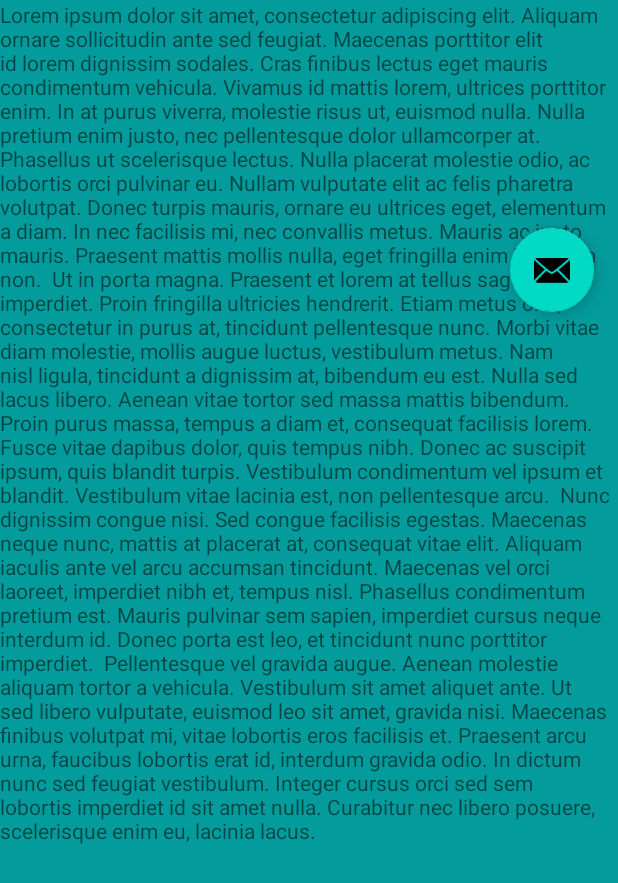
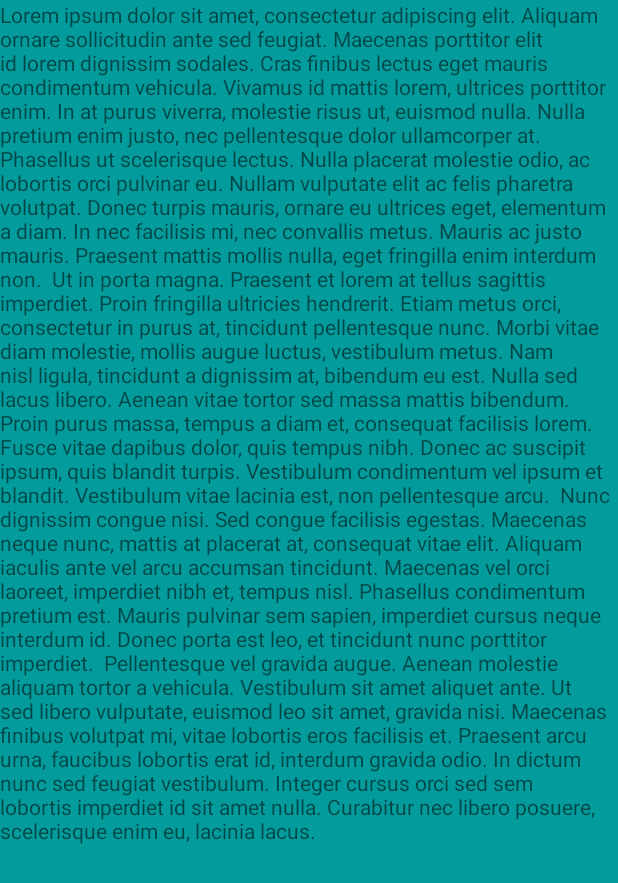
Before and after one commit to Teasine/AppContainer, an Android app: the InfoActivity screen opened directly, with no data from a screen before it, on a phone screen of 412 x 824 dp. Shown: the top 883 px of the screen. Run offline under Robolectric (Android 15) with nearby library versions, the phone set to English and light mode, and no system bars.

Commit message:
Update activity_info.xml

```diff
--- a/AppContainer/app/src/main/res/layout/activity_info.xml
+++ b/AppContainer/app/src/main/res/layout/activity_info.xml
@@ -1,47 +1,12 @@
 <?xml version="1.0" encoding="utf-8"?>
 <androidx.coordinatorlayout.widget.CoordinatorLayout xmlns:android="http://schemas.android.com/apk/res/android"
-    xmlns:app="http://schemas.android.com/apk/res-auto"
     xmlns:tools="http://schemas.android.com/tools"
     android:layout_width="match_parent"
     android:layout_height="match_parent"
     android:fitsSystemWindows="true"
     tools:context=".InfoActivity">
 
-    <com.google.android.material.appbar.AppBarLayout
-        android:id="@+id/app_bar"
-        android:layout_width="match_parent"
-        android:layout_height="@dimen/app_bar_height"
-        android:fitsSystemWindows="true"
-        android:theme="@style/SplashTheme.AppBarOverlay">
-
-        <com.google.android.material.appbar.CollapsingToolbarLayout
-            android:id="@+id/toolbar_layout"
-            android:layout_width="match_parent"
-            android:layout_height="match_parent"
-            android:fitsSystemWindows="true"
-            app:contentScrim="?attr/colorPrimary"
-            app:layout_scrollFlags="scroll|exitUntilCollapsed"
-            app:toolbarId="@+id/toolbar">
-
-            <androidx.appcompat.widget.Toolbar
-                android:id="@+id/toolbar"
-                android:layout_width="match_parent"
-                android:layout_height="?attr/actionBarSize"
-                app:layout_collapseMode="pin"
-                app:popupTheme="@style/SplashTheme.PopupOverlay" />
-
-        </com.google.android.material.appbar.CollapsingToolbarLayout>
-    </com.google.android.material.appbar.AppBarLayout>
-
     <include layout="@layout/content_info" />
 
-    <com.google.android.material.floatingactionbutton.FloatingActionButton
-        android:id="@+id/fab"
-        android:layout_width="wrap_content"
-        android:layout_height="wrap_content"
-        android:layout_margin="@dimen/fab_margin"
-        app:layout_anchor="@id/app_bar"
-        app:layout_anchorGravity="bottom|end"
-        app:srcCompat="@android:drawable/ic_dialog_email" />
 
 </androidx.coordinatorlayout.widget.CoordinatorLayout>
```
